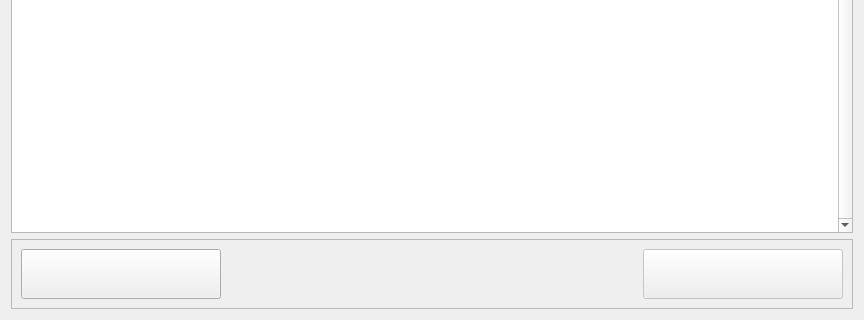
Old version of the form MinesweeperEdu/levelselect.ui in the repository LowbeeNorman/MinesweeperEdu; both pictures show x 0 to 864 and y 300 to 620 of the 864 by 620 pixel window.
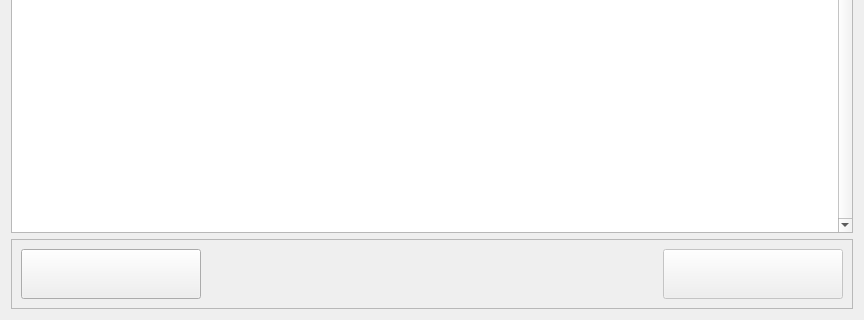
New version of the form. Icons and pictures are not drawn.

Commit message: updated style sheets for all buttons up to this point

Patch:
```diff
--- a/MinesweeperEdu/levelselect.ui
+++ b/MinesweeperEdu/levelselect.ui
@@ -46,13 +46,13 @@
        <widget class="QPushButton" name="menuButton">
         <property name="minimumSize">
          <size>
-          <width>200</width>
+          <width>180</width>
           <height>50</height>
          </size>
         </property>
         <property name="maximumSize">
          <size>
-          <width>200</width>
+          <width>180</width>
           <height>50</height>
          </size>
         </property>
@@ -93,13 +93,13 @@
         </property>
         <property name="minimumSize">
          <size>
-          <width>200</width>
+          <width>180</width>
           <height>50</height>
          </size>
         </property>
         <property name="maximumSize">
          <size>
-          <width>200</width>
+          <width>180</width>
           <height>50</height>
          </size>
         </property>
```
The commit also changes 2 other files.
